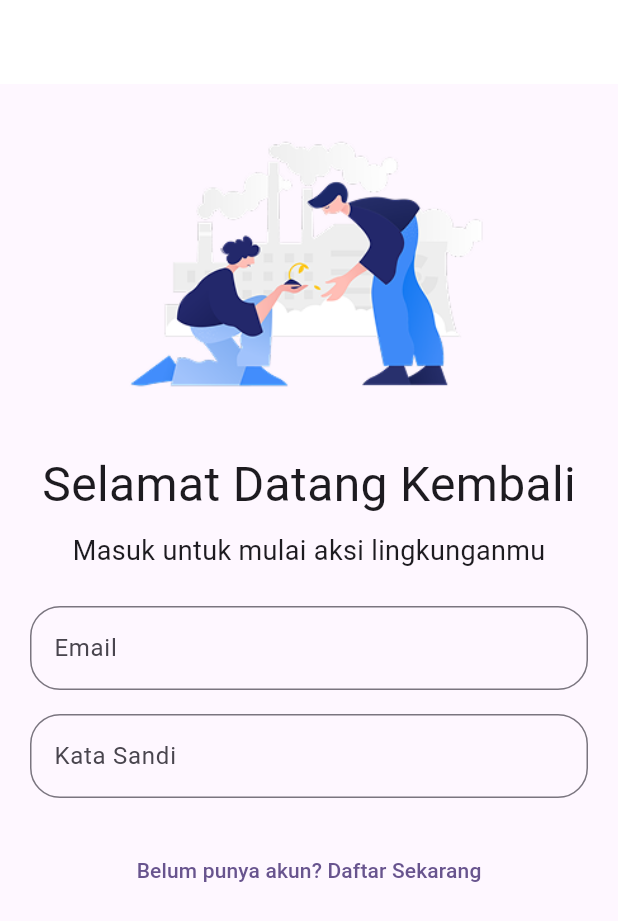
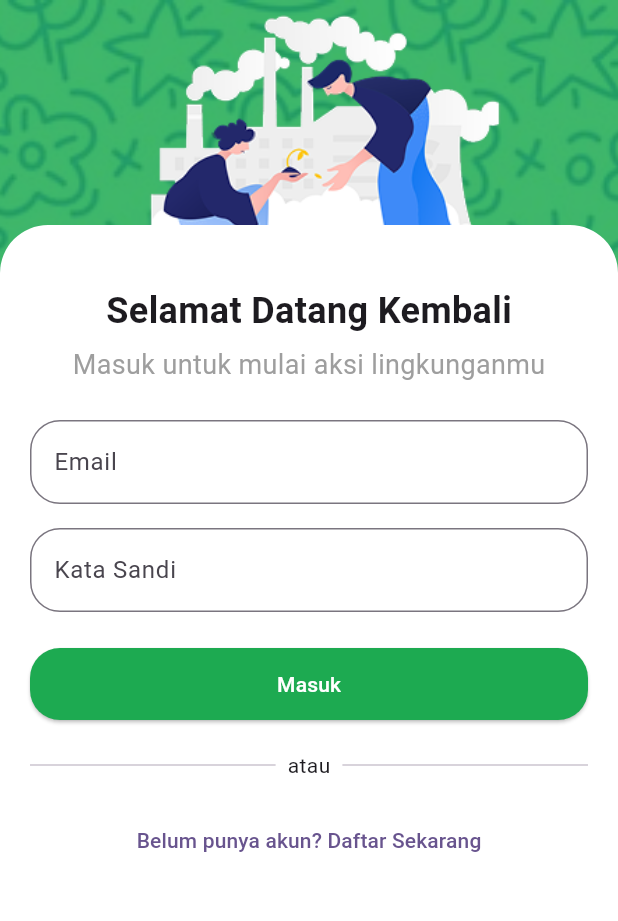
Before and after one commit to Hezkiel09/eduvogreen, a Flutter app: the screen it shows after launch, on a phone screen of 412 x 824 dp. Shown: the top 921 px of the screen. Run offline on Flutter 3.47's test engine with Material 3 defaults, Android fonts, the phone set to English and light mode, and no system bars; our stand-ins replace supabase_flutter; accounts and stored records are empty.

Commit message:
Update Login

```diff
--- a/lib/auth/login_screen.dart
+++ b/lib/auth/login_screen.dart
@@ -15,7 +15,6 @@ class _LoginScreenState extends State<LoginScreen> {
   final TextEditingController emailController = TextEditingController();
   final TextEditingController passwordController = TextEditingController();
 
-  bool rememberMe = false;
   bool isLoading = false;
 
   @override
@@ -28,6 +27,13 @@ class _LoginScreenState extends State<LoginScreen> {
   Future<void> handleLogin() async {
     final email = emailController.text.trim();
     final password = passwordController.text.trim();
+
+    if (!email.contains('@')) {
+      ScaffoldMessenger.of(
+        context,
+      ).showSnackBar(const SnackBar(content: Text('Format email tidak valid')));
+      return;
+    }
 
     if (email.isEmpty || password.isEmpty) {
       ScaffoldMessenger.of(context).showSnackBar(
@@ -51,48 +57,85 @@ class _LoginScreenState extends State<LoginScreen> {
     } finally {
       if (mounted) setState(() => isLoading = false);
     }
-
-    // hint text di box bar
-    // InputDecoration unputStyle(String hint, IconData icon) {
-    //   return InputDecoration(
-    //     hintText: hint,
-    //     prefixIcon: Icon(icon),
-    //     filled: true,
-    //     fillColor: Colors.grey.shade200,
-    //     border: OutlineInputBorder(
-    //       borderRadius: BorderRadius.circular(16),
-    //       borderSide: BorderSide.none,
-    //     ),
-    //   );
-    // }
   }
 
   @override
   Widget build(BuildContext context) {
     return Scaffold(
-      appBar: AppBar(backgroundColor: Colors.white),
-      body: SafeArea(
-        child: SingleChildScrollView(
-          padding: const EdgeInsets.all(20),
-          child: Column(
-            mainAxisAlignment: MainAxisAlignment.center,
+      resizeToAvoidBottomInset: false,
+      body: Stack(
         children: [
-              Center(
-                child: Image.asset('assets/karakter-manusia.png', height: 200),
+          // BACKGROUND IMAGE
+          SizedBox.expand(
+            child: Image.asset('assets/diatas-hijau.png', fit: BoxFit.cover),
           ),
 
-              const SizedBox(height: 24),
+          // GREEN OVERLAY
+          Container(color: const Color(0xFF1DAA51).withOpacity(0.85)),
 
+          SafeArea(
+            bottom: false,
+            child: Stack(
+              clipBehavior: Clip.none,
+              children: [
+                // const SizedBox(height: 20),
+
+                // ILUSTRASI
+                Positioned(
+                  top: 0,
+                  left: 0,
+                  right: 0,
+                  child: Center(
+                    child: SizedBox(
+                      child: Image.asset(
+                        'assets/karakter-manusia.png',
+                        height: 200,
+                      ),
+                    ),
+                  ),
+                ),
+
+                // BAGIAN PUTIH
+                Expanded(
+                  child: Stack(
+                    clipBehavior: Clip.none,
+                    children: [
+                      Positioned.fill(top: 150, child: _whiteLoginContainer()),
+                    ],
+                  ),
+                ),
+              ],
+            ),
+          ),
+        ],
+      ),
+    );
+  }
+
+  /// WHITE CONTAINER LOGIN
+  Widget _whiteLoginContainer() {
+    return Container(
+      padding: const EdgeInsets.fromLTRB(20, 40, 20, 20),
+      decoration: const BoxDecoration(
+        color: Colors.white,
+        borderRadius: BorderRadius.only(
+          topLeft: Radius.circular(32),
+          topRight: Radius.circular(32),
+        ),
+      ),
+      child: SingleChildScrollView(
+        child: Column(
+          children: [
             const Text(
               'Selamat Datang Kembali',
-                style: TextStyle(fontSize: 32),
+              style: TextStyle(fontSize: 24, fontWeight: FontWeight.bold),
             ),
 
-              const SizedBox(height: 8),
+            const SizedBox(height: 6),
 
             const Text(
               'Masuk untuk mulai aksi lingkunganmu',
-                style: TextStyle(fontSize: 18),
+              style: TextStyle(fontSize: 18, color: Colors.grey),
             ),
 
             const SizedBox(height: 24),
@@ -102,24 +145,61 @@ class _LoginScreenState extends State<LoginScreen> {
               decoration: InputDecoration(
                 labelText: 'Email',
                 border: OutlineInputBorder(
-                    borderRadius: BorderRadius.circular(20.0),
+                  borderRadius: BorderRadius.circular(20),
                 ),
               ),
             ),
 
             const SizedBox(height: 16),
+
             TextField(
               controller: passwordController,
               obscureText: true,
               decoration: InputDecoration(
                 labelText: 'Kata Sandi',
                 border: OutlineInputBorder(
-                    borderRadius: BorderRadius.circular(20.0),
+                  borderRadius: BorderRadius.circular(20),
                 ),
               ),
             ),
 
             const SizedBox(height: 24),
+
+            // login
+            SizedBox(
+              width: double.infinity,
+              height: 48,
+              child: ElevatedButton(
+                onPressed: isLoading ? null : handleLogin,
+                style: ElevatedButton.styleFrom(
+                  backgroundColor: const Color(0xFF1DAA51),
+                  shape: RoundedRectangleBorder(
+                    borderRadius: BorderRadius.circular(20),
+                  ),
+                ),
+                child: isLoading
+                    ? const CircularProgressIndicator(color: Colors.white)
+                    : const Text(
+                        'Masuk',
+                        style: TextStyle(color: Colors.white),
+                      ),
+              ),
+            ),
+
+            const SizedBox(height: 20),
+
+            Row(
+              children: const [
+                Expanded(child: Divider()),
+                Padding(
+                  padding: EdgeInsets.symmetric(horizontal: 8),
+                  child: Text('atau'),
+                ),
+                Expanded(child: Divider()),
+              ],
+            ),
+
+            const SizedBox(height: 16),
 
             TextButton(
               onPressed: () {
@@ -133,7 +213,6 @@ class _LoginScreenState extends State<LoginScreen> {
           ],
         ),
       ),
-      ),
     );
   }
 }
```
Lines whose indentation alone changed are shown as unchanged.
